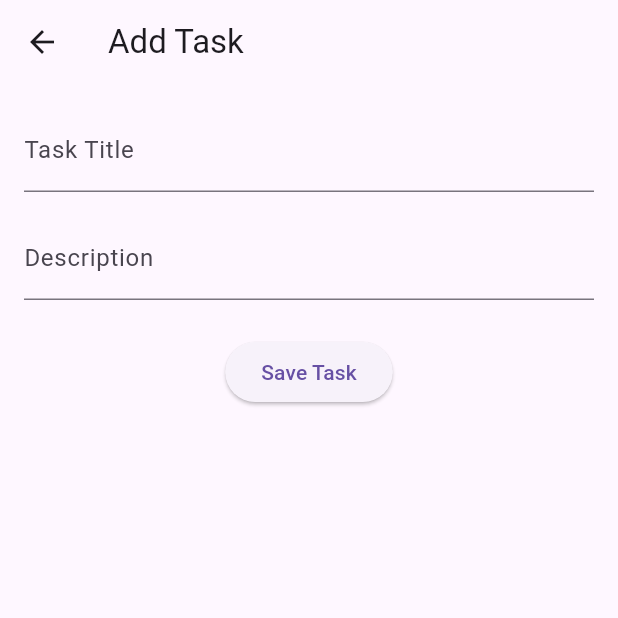
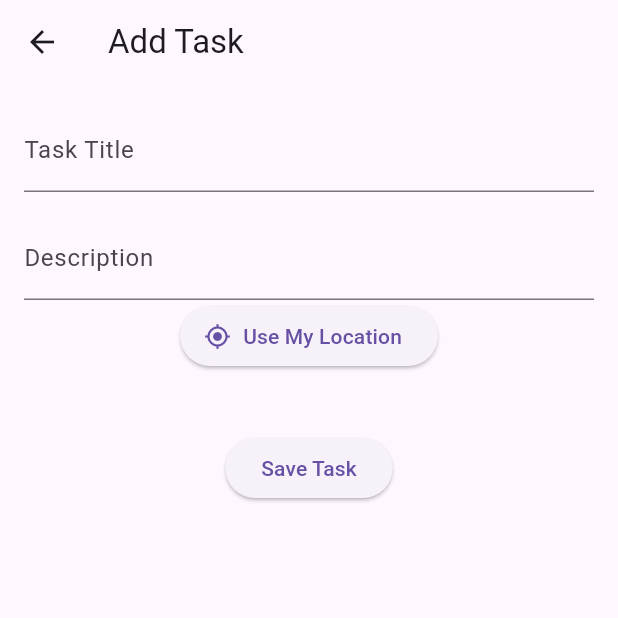
Before and after one commit to ClaytonGalea/taskReminderApp, a Flutter app: the screen it shows after launch, after a tap on the "add" icon, on a phone screen of 412 x 824 dp, the top half of it. Run offline on Flutter 3.47's test engine with Material 3 defaults, Android fonts, the phone set to English and light mode, and no system bars; our stand-ins replace geocoding, geolocator.

Commit message:
Made the loaction more human readable instead of lattitude and logitude only

```diff
--- a/lib/main.dart
+++ b/lib/main.dart
@@ -46,10 +46,23 @@ Widget build(BuildContext context) {
       itemBuilder: (context, index) {
         final task = _tasks[index];
         return ListTile(
-          leading: const Icon(Icons.check_box_outline_blank),
-          title: Text(task.title),
-          subtitle: task.description != null ? Text(task.description!) : null,
-        );
+            leading: const Icon(Icons.check_box_outline_blank),
+            title: Text(task.title),
+            subtitle: Column(
+              crossAxisAlignment: CrossAxisAlignment.start,
+              mainAxisSize: MainAxisSize.min,
+              children: [
+                if (task.description != null && task.description!.isNotEmpty)
+                  Text(task.description!),
+                if (task.latitude != null && task.longitude != null)
+                  Text(' ${task.latitude}, ${task.longitude}'),
+                if (task.locationName != null && task.locationName!.isNotEmpty)
+                  Text(' ${task.locationName}'),
+              ],
+            ),
+          );
+
+
       },
     ),
     floatingActionButton: FloatingActionButton(
--- a/lib/models/task.dart
+++ b/lib/models/task.dart
@@ -4,6 +4,7 @@ class Task {
   String? description;
   double? latitude;
   double? longitude;
+  String? locationName;
 
   Task({
     required this.id,
@@ -11,5 +12,6 @@ class Task {
     this.description,
     this.latitude,
     this.longitude,
+    this.locationName
   });
 }
--- a/lib/screens/task_screen.dart
+++ b/lib/screens/task_screen.dart
@@ -2,6 +2,8 @@ import 'package:flutter/material.dart';
 import '../models/task.dart';
 import 'package:uuid/uuid.dart';
 import 'package:geolocator/geolocator.dart';
+import 'package:geocoding/geocoding.dart';
+
 
 class NewTaskScreen extends StatefulWidget {
   final Function(Task) onTaskCreated;
@@ -18,6 +20,7 @@ class _NewTaskScreenState extends State<NewTaskScreen> {
   final _descriptionController = TextEditingController();
   double? _latitude;
   double? _longitude;
+  String? _placeName;
 
 
   void _saveTask() {
@@ -27,15 +30,15 @@ class _NewTaskScreenState extends State<NewTaskScreen> {
         title: _titleController.text,
         description: _descriptionController.text,
         latitude: _latitude,
-        longitude: _longitude
+        longitude: _longitude,
+        locationName: _placeName
       );
 
       widget.onTaskCreated(newTask);
       Navigator.pop(context);
     }
   }
-
-  Future<void> _getCurrentLocation() async {
+Future<void> _getCurrentLocation() async {
   bool serviceEnabled;
   LocationPermission permission;
 
@@ -58,10 +61,28 @@ class _NewTaskScreenState extends State<NewTaskScreen> {
   }
 
   final position = await Geolocator.getCurrentPosition();
+
+  // Converting the GPS into human readable address
+  List<Placemark> placemarks = await placemarkFromCoordinates(
+    position.latitude,
+    position.longitude,
+  );
+
+  final place = placemarks.first;
+
   setState(() {
     _latitude = position.latitude;
     _longitude = position.longitude;
+    _placeName = '${place.street}, ${place.locality} ${place.country}';
   });
+
+  ScaffoldMessenger.of(context).showSnackBar(
+    SnackBar(
+      content: Text(
+        '📍 ${place.street}, ${place.locality}, ${place.country}',
+      ),
+    ),
+  );
 }
 
 
@@ -85,7 +106,15 @@ class _NewTaskScreenState extends State<NewTaskScreen> {
               TextFormField(
                 controller: _descriptionController,
                 decoration: const InputDecoration(labelText: 'Description'),
+              ),ElevatedButton.icon(
+                onPressed: _getCurrentLocation,
+                icon: const Icon(Icons.my_location),
+                label: const Text("Use My Location"),
               ),
+              if (_latitude != null && _longitude != null)
+                Text('📍 $_latitude, $_longitude'),
+              const SizedBox(height: 16),
+
               const SizedBox(height: 24),
               ElevatedButton(
                 onPressed: _saveTask,
--- a/pubspec.yaml
+++ b/pubspec.yaml
@@ -33,6 +33,8 @@ dependencies:
   cupertino_icons: ^1.0.8
   uuid: ^4.0.0
   geolocator: ^10.1.0
+  geocoding: ^2.1.0
+
 
 
 
```
Also changed, not shown: pubspec.lock, 1 other file.
